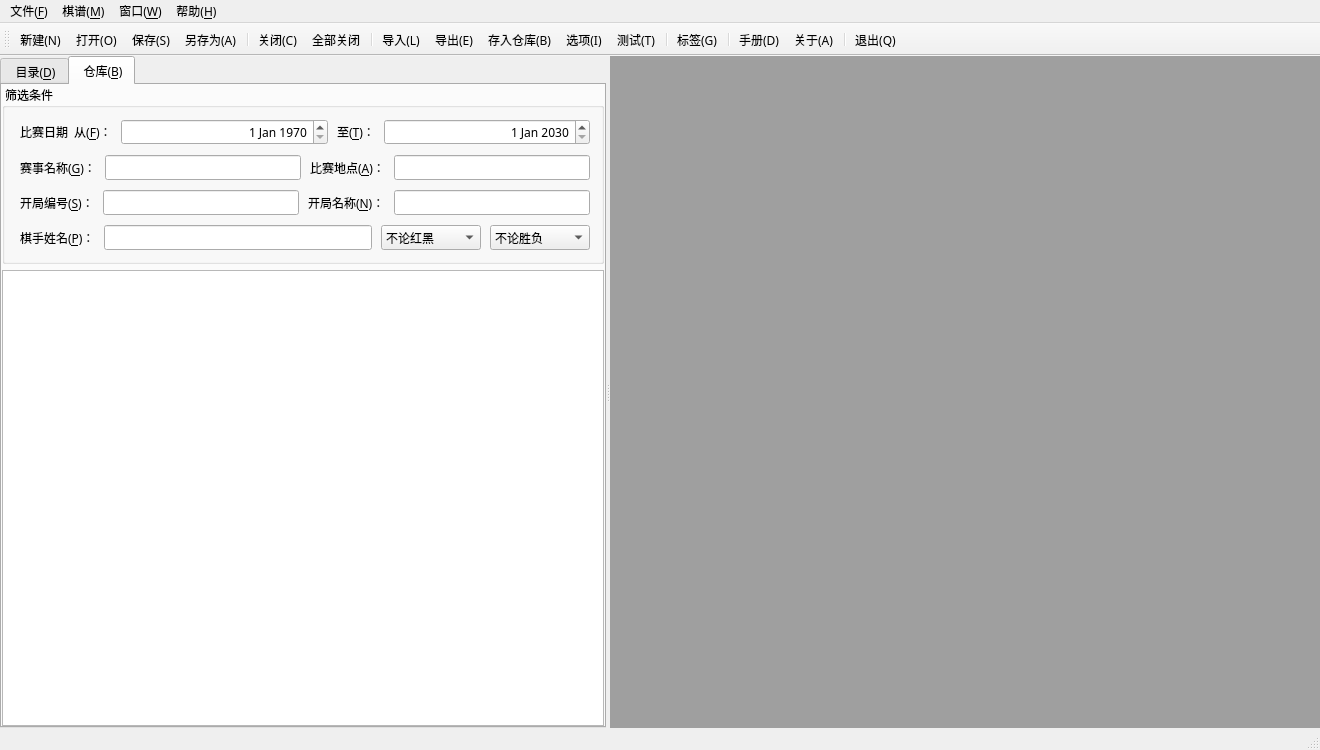
Old version of the form src/mainwindow.ui in the repository hbsxcjp/cchess_qt.
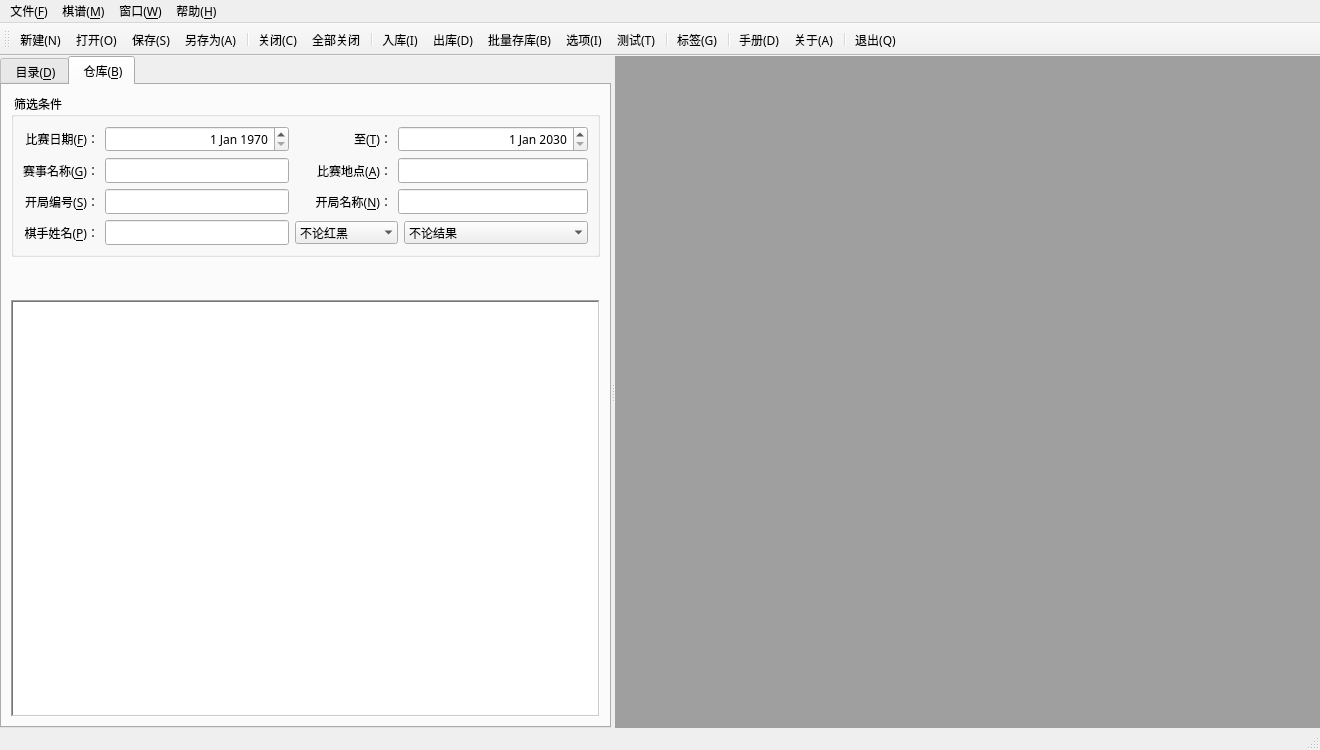
New version of the form. The open tabs and pages were chosen to show the change. Icons and pictures are not drawn.

What changed in the file:
```diff
--- a/src/mainwindow.ui
+++ b/src/mainwindow.ui
@@ -294,21 +294,6 @@
          <string notr="true"> 仓库(&amp;B)</string>
         </attribute>
         <layout class="QVBoxLayout" name="verticalLayout">
-         <property name="spacing">
-          <number>6</number>
-         </property>
-         <property name="leftMargin">
-          <number>0</number>
-         </property>
-         <property name="topMargin">
-          <number>0</number>
-         </property>
-         <property name="rightMargin">
-          <number>0</number>
-         </property>
-         <property name="bottomMargin">
-          <number>0</number>
-         </property>
          <item>
           <widget class="QGroupBox" name="groupBox">
            <property name="sizePolicy">
@@ -335,38 +320,43 @@
            <property name="title">
             <string notr="true"> 筛选条件</string>
            </property>
-           <layout class="QVBoxLayout" name="verticalLayout_3">
-            <item>
-             <layout class="QHBoxLayout" name="horizontalLayout" stretch="0,0,0,0">
-              <property name="spacing">
-               <number>9</number>
+           <layout class="QGridLayout" name="gridLayout">
+            <item row="1" column="1">
+             <widget class="QLineEdit" name="eventLineEdit">
+              <property name="toolTip">
+               <string notr="true"/>
               </property>
-              <property name="leftMargin">
-               <number>6</number>
+              <property name="statusTip">
+               <string notr="true"/>
               </property>
-              <property name="topMargin">
-               <number>2</number>
+              <property name="whatsThis">
+               <string notr="true"/>
               </property>
-              <property name="rightMargin">
-               <number>2</number>
+              <property name="accessibleName">
+               <string notr="true"/>
               </property>
-              <property name="bottomMargin">
-               <number>2</number>
+              <property name="accessibleDescription">
+               <string notr="true"/>
               </property>
-              <item>
-               <widget class="QLabel" name="label">
+              <property name="inputMask">
+               <string notr="true"/>
+              </property>
+              <property name="text">
+               <string notr="true"/>
+              </property>
+              <property name="placeholderText">
+               <string notr="true"/>
+              </property>
+             </widget>
+            </item>
+            <item row="2" column="2">
+             <widget class="QLabel" name="label_6">
                 <property name="sizePolicy">
                  <sizepolicy hsizetype="Minimum" vsizetype="Preferred">
                   <horstretch>0</horstretch>
                   <verstretch>0</verstretch>
                  </sizepolicy>
                 </property>
-                <property name="minimumSize">
-                 <size>
-                  <width>0</width>
-                  <height>0</height>
-                 </size>
-                </property>
                 <property name="maximumSize">
                  <size>
                   <width>16777215</width>
@@ -374,27 +364,18 @@
                  </size>
                 </property>
                 <property name="text">
-                 <string>比赛日期  从(&amp;F)：</string>
-                </property>
+               <string>开局名称(&amp;N)：</string>
+              </property>
+              <property name="alignment">
+               <set>Qt::AlignRight|Qt::AlignTrailing|Qt::AlignVCenter</set>
+              </property>
                 <property name="buddy">
                  <cstring>startDateEdit</cstring>
                 </property>
                </widget>
               </item>
-              <item>
-               <widget class="QDateEdit" name="startDateEdit">
-                <property name="sizePolicy">
-                 <sizepolicy hsizetype="Expanding" vsizetype="Fixed">
-                  <horstretch>0</horstretch>
-                  <verstretch>0</verstretch>
-                 </sizepolicy>
-                </property>
-                <property name="minimumSize">
-                 <size>
-                  <width>0</width>
-                  <height>0</height>
-                 </size>
-                </property>
+            <item row="2" column="1">
+             <widget class="QLineEdit" name="eccoSNLineEdit">
                 <property name="toolTip">
                  <string notr="true"/>
                 </property>
@@ -410,38 +391,62 @@
                 <property name="accessibleDescription">
                  <string notr="true"/>
                 </property>
+              <property name="inputMask">
+               <string notr="true"/>
+              </property>
+              <property name="text">
+               <string notr="true"/>
+              </property>
+              <property name="placeholderText">
+               <string notr="true"/>
+              </property>
+             </widget>
+            </item>
+            <item row="2" column="0">
+             <widget class="QLabel" name="label_7">
+              <property name="sizePolicy">
+               <sizepolicy hsizetype="Minimum" vsizetype="Preferred">
+                <horstretch>0</horstretch>
+                <verstretch>0</verstretch>
+               </sizepolicy>
+              </property>
+              <property name="text">
+               <string>开局编号(&amp;S)：</string>
+              </property>
                 <property name="alignment">
                  <set>Qt::AlignRight|Qt::AlignTrailing|Qt::AlignVCenter</set>
                 </property>
-                <property name="dateTime">
-                 <datetime>
-                  <hour>0</hour>
-                  <minute>0</minute>
-                  <second>0</second>
-                  <year>1970</year>
-                  <month>1</month>
-                  <day>1</day>
-                 </datetime>
+              <property name="buddy">
+               <cstring>eccoSNLineEdit</cstring>
                 </property>
                </widget>
               </item>
-              <item>
-               <widget class="QLabel" name="label_2">
+            <item row="3" column="0">
+             <widget class="QLabel" name="label_3">
                 <property name="sizePolicy">
                  <sizepolicy hsizetype="Minimum" vsizetype="Preferred">
                   <horstretch>0</horstretch>
                   <verstretch>0</verstretch>
                  </sizepolicy>
                 </property>
+              <property name="maximumSize">
+               <size>
+                <width>16777215</width>
+                <height>16777215</height>
+               </size>
+              </property>
                 <property name="text">
-                 <string>至(&amp;T)：</string>
-                </property>
+               <string>棋手姓名(&amp;P)：</string>
+              </property>
+              <property name="alignment">
+               <set>Qt::AlignRight|Qt::AlignTrailing|Qt::AlignVCenter</set>
+              </property>
                 <property name="buddy">
                  <cstring>endDateEdit</cstring>
                 </property>
                </widget>
               </item>
-              <item>
+            <item row="0" column="3" colspan="2">
                <widget class="QDateEdit" name="endDateEdit">
                 <property name="sizePolicy">
                  <sizepolicy hsizetype="Expanding" vsizetype="Fixed">
@@ -492,26 +497,63 @@
                 </property>
                </widget>
               </item>
-             </layout>
+            <item row="2" column="3" colspan="2">
+             <widget class="QLineEdit" name="eccoNameLineEdit">
+              <property name="toolTip">
+               <string notr="true"/>
+              </property>
+              <property name="statusTip">
+               <string notr="true"/>
+              </property>
+              <property name="whatsThis">
+               <string notr="true"/>
+              </property>
+              <property name="accessibleName">
+               <string notr="true"/>
+              </property>
+              <property name="accessibleDescription">
+               <string notr="true"/>
+              </property>
+              <property name="inputMask">
+               <string notr="true"/>
+              </property>
+              <property name="text">
+               <string notr="true"/>
+              </property>
+              <property name="placeholderText">
+               <string notr="true"/>
+              </property>
+             </widget>
             </item>
-            <item>
-             <layout class="QHBoxLayout" name="horizontalLayout_3" stretch="0,0,0,0">
-              <property name="spacing">
-               <number>9</number>
+            <item row="1" column="3" colspan="2">
+             <widget class="QLineEdit" name="siteLineEdit">
+              <property name="toolTip">
+               <string notr="true"/>
               </property>
-              <property name="leftMargin">
-               <number>6</number>
+              <property name="statusTip">
+               <string notr="true"/>
               </property>
-              <property name="topMargin">
-               <number>2</number>
+              <property name="whatsThis">
+               <string notr="true"/>
               </property>
-              <property name="rightMargin">
-               <number>2</number>
+              <property name="accessibleName">
+               <string notr="true"/>
               </property>
-              <property name="bottomMargin">
-               <number>2</number>
+              <property name="accessibleDescription">
+               <string notr="true"/>
               </property>
-              <item>
+              <property name="inputMask">
+               <string notr="true"/>
+              </property>
+              <property name="text">
+               <string notr="true"/>
+              </property>
+              <property name="placeholderText">
+               <string notr="true"/>
+              </property>
+             </widget>
+            </item>
+            <item row="1" column="0">
                <widget class="QLabel" name="label_5">
                 <property name="sizePolicy">
                  <sizepolicy hsizetype="Minimum" vsizetype="Preferred">
@@ -522,176 +564,28 @@
                 <property name="text">
                  <string>赛事名称(&amp;G)：</string>
                 </property>
-                <property name="buddy">
-                 <cstring>gameLineEdit</cstring>
-                </property>
-               </widget>
-              </item>
-              <item>
-               <widget class="QLineEdit" name="gameLineEdit">
-                <property name="toolTip">
-                 <string notr="true"/>
-                </property>
-                <property name="statusTip">
-                 <string notr="true"/>
-                </property>
-                <property name="whatsThis">
-                 <string notr="true"/>
-                </property>
-                <property name="accessibleName">
-                 <string notr="true"/>
-                </property>
-                <property name="accessibleDescription">
-                 <string notr="true"/>
-                </property>
-                <property name="inputMask">
-                 <string notr="true"/>
-                </property>
-                <property name="text">
-                 <string notr="true"/>
-                </property>
-                <property name="placeholderText">
-                 <string notr="true"/>
-                </property>
-               </widget>
-              </item>
-              <item>
-               <widget class="QLabel" name="label_4">
-                <property name="sizePolicy">
-                 <sizepolicy hsizetype="Minimum" vsizetype="Preferred">
-                  <horstretch>0</horstretch>
-                  <verstretch>0</verstretch>
-                 </sizepolicy>
-                </property>
-                <property name="maximumSize">
-                 <size>
-                  <width>16777215</width>
-                  <height>16777215</height>
-                 </size>
-                </property>
-                <property name="text">
-                 <string>比赛地点(&amp;A)：</string>
-                </property>
+              <property name="alignment">
+               <set>Qt::AlignRight|Qt::AlignTrailing|Qt::AlignVCenter</set>
+              </property>
                 <property name="buddy">
                  <cstring>siteLineEdit</cstring>
                 </property>
                </widget>
               </item>
-              <item>
-               <widget class="QLineEdit" name="siteLineEdit">
-                <property name="toolTip">
-                 <string notr="true"/>
-                </property>
-                <property name="statusTip">
-                 <string notr="true"/>
-                </property>
-                <property name="whatsThis">
-                 <string notr="true"/>
-                </property>
-                <property name="accessibleName">
-                 <string notr="true"/>
-                </property>
-                <property name="accessibleDescription">
-                 <string notr="true"/>
-                </property>
-                <property name="inputMask">
-                 <string notr="true"/>
-                </property>
-                <property name="text">
-                 <string notr="true"/>
-                </property>
-                <property name="placeholderText">
-                 <string notr="true"/>
-                </property>
-               </widget>
-              </item>
-             </layout>
-            </item>
-            <item>
-             <layout class="QHBoxLayout" name="horizontalLayout_5">
-              <property name="spacing">
-               <number>9</number>
-              </property>
-              <property name="leftMargin">
-               <number>6</number>
-              </property>
-              <property name="topMargin">
-               <number>2</number>
-              </property>
-              <property name="rightMargin">
-               <number>2</number>
-              </property>
-              <property name="bottomMargin">
-               <number>2</number>
-              </property>
-              <item>
-               <widget class="QLabel" name="label_7">
+            <item row="0" column="1">
+             <widget class="QDateEdit" name="startDateEdit">
                 <property name="sizePolicy">
-                 <sizepolicy hsizetype="Minimum" vsizetype="Preferred">
+               <sizepolicy hsizetype="Expanding" vsizetype="Fixed">
                   <horstretch>0</horstretch>
                   <verstretch>0</verstretch>
                  </sizepolicy>
                 </property>
-                <property name="text">
-                 <string>开局编号(&amp;S)：</string>
-                </property>
-                <property name="buddy">
-                 <cstring>gameLineEdit_2</cstring>
-                </property>
-               </widget>
-              </item>
-              <item>
-               <widget class="QLineEdit" name="gameLineEdit_2">
-                <property name="toolTip">
-                 <string notr="true"/>
-                </property>
-                <property name="statusTip">
-                 <string notr="true"/>
-                </property>
-                <property name="whatsThis">
-                 <string notr="true"/>
-                </property>
-                <property name="accessibleName">
-                 <string notr="true"/>
-                </property>
-                <property name="accessibleDescription">
-                 <string notr="true"/>
-                </property>
-                <property name="inputMask">
-                 <string notr="true"/>
-                </property>
-                <property name="text">
-                 <string notr="true"/>
-                </property>
-                <property name="placeholderText">
-                 <string notr="true"/>
-                </property>
-               </widget>
-              </item>
-              <item>
-               <widget class="QLabel" name="label_6">
-                <property name="sizePolicy">
-                 <sizepolicy hsizetype="Minimum" vsizetype="Preferred">
-                  <horstretch>0</horstretch>
-                  <verstretch>0</verstretch>
-                 </sizepolicy>
-                </property>
-                <property name="maximumSize">
+              <property name="minimumSize">
                  <size>
-                  <width>16777215</width>
-                  <height>16777215</height>
-                 </size>
-                </property>
-                <property name="text">
-                 <string>开局名称(&amp;N)：</string>
-                </property>
-                <property name="buddy">
-                 <cstring>siteLineEdit_2</cstring>
-                </property>
-               </widget>
-              </item>
-              <item>
-               <widget class="QLineEdit" name="siteLineEdit_2">
+                <width>106</width>
+                <height>0</height>
+               </size>
+              </property>
                 <property name="toolTip">
                  <string notr="true"/>
                 </property>
@@ -707,60 +601,29 @@
                 <property name="accessibleDescription">
                  <string notr="true"/>
                 </property>
-                <property name="inputMask">
-                 <string notr="true"/>
-                </property>
-                <property name="text">
-                 <string notr="true"/>
-                </property>
-                <property name="placeholderText">
-                 <string notr="true"/>
-                </property>
-               </widget>
-              </item>
-             </layout>
-            </item>
-            <item>
-             <layout class="QHBoxLayout" name="horizontalLayout_2">
-              <property name="spacing">
-               <number>9</number>
-              </property>
-              <property name="leftMargin">
-               <number>6</number>
-              </property>
-              <property name="topMargin">
-               <number>2</number>
-              </property>
-              <property name="rightMargin">
-               <number>2</number>
-              </property>
-              <property name="bottomMargin">
-               <number>2</number>
-              </property>
-              <item>
-               <widget class="QLabel" name="label_3">
-                <property name="sizePolicy">
-                 <sizepolicy hsizetype="Minimum" vsizetype="Preferred">
-                  <horstretch>0</horstretch>
-                  <verstretch>0</verstretch>
-                 </sizepolicy>
-                </property>
-                <property name="maximumSize">
-                 <size>
-                  <width>16777215</width>
-                  <height>16777215</height>
-                 </size>
-                </property>
-                <property name="text">
-                 <string>棋手姓名(&amp;P)：</string>
-                </property>
-                <property name="buddy">
-                 <cstring>personLineEdit</cstring>
-                </property>
-               </widget>
-              </item>
-              <item>
+              <property name="alignment">
+               <set>Qt::AlignRight|Qt::AlignTrailing|Qt::AlignVCenter</set>
+              </property>
+              <property name="dateTime">
+               <datetime>
+                <hour>0</hour>
+                <minute>0</minute>
+                <second>0</second>
+                <year>1970</year>
+                <month>1</month>
+                <day>1</day>
+               </datetime>
+              </property>
+             </widget>
+            </item>
+            <item row="3" column="1">
                <widget class="QLineEdit" name="personLineEdit">
+              <property name="sizePolicy">
+               <sizepolicy hsizetype="Expanding" vsizetype="Fixed">
+                <horstretch>0</horstretch>
+                <verstretch>0</verstretch>
+               </sizepolicy>
+              </property>
                 <property name="toolTip">
                  <string notr="true"/>
                 </property>
@@ -787,8 +650,127 @@
                 </property>
                </widget>
               </item>
+            <item row="3" column="4">
+             <widget class="QComboBox" name="resultComboBox">
+              <property name="sizePolicy">
+               <sizepolicy hsizetype="Expanding" vsizetype="Fixed">
+                <horstretch>0</horstretch>
+                <verstretch>0</verstretch>
+               </sizepolicy>
+              </property>
+              <property name="minimumSize">
+               <size>
+                <width>100</width>
+                <height>0</height>
+               </size>
+              </property>
+              <property name="toolTip">
+               <string notr="true"/>
+              </property>
+              <property name="statusTip">
+               <string notr="true"/>
+              </property>
+              <property name="whatsThis">
+               <string notr="true"/>
+              </property>
+              <property name="accessibleName">
+               <string notr="true"/>
+              </property>
+              <property name="accessibleDescription">
+               <string notr="true"/>
+              </property>
+              <property name="currentText">
+               <string notr="true">不论结果</string>
+              </property>
+              <property name="frame">
+               <bool>false</bool>
+              </property>
               <item>
+               <property name="text">
+                <string notr="true">不论结果</string>
+               </property>
+              </item>
+              <item>
+               <property name="text">
+                <string notr="true">红胜</string>
+               </property>
+              </item>
+              <item>
+               <property name="text">
+                <string notr="true">黑胜</string>
+               </property>
+              </item>
+              <item>
+               <property name="text">
+                <string notr="true">和局</string>
+               </property>
+              </item>
+             </widget>
+            </item>
+            <item row="0" column="0">
+             <widget class="QLabel" name="label">
+              <property name="sizePolicy">
+               <sizepolicy hsizetype="Minimum" vsizetype="Preferred">
+                <horstretch>0</horstretch>
+                <verstretch>0</verstretch>
+               </sizepolicy>
+              </property>
+              <property name="minimumSize">
+               <size>
+                <width>0</width>
+                <height>0</height>
+               </size>
+              </property>
+              <property name="maximumSize">
+               <size>
+                <width>16777215</width>
+                <height>16777215</height>
+               </size>
+              </property>
+              <property name="text">
+               <string>比赛日期(&amp;F)：</string>
+              </property>
+              <property name="alignment">
+               <set>Qt::AlignRight|Qt::AlignTrailing|Qt::AlignVCenter</set>
+              </property>
+              <property name="buddy">
+               <cstring>startDateEdit</cstring>
+              </property>
+             </widget>
+            </item>
+            <item row="0" column="2">
+             <widget class="QLabel" name="label_2">
+              <property name="sizePolicy">
+               <sizepolicy hsizetype="Minimum" vsizetype="Preferred">
+                <horstretch>0</horstretch>
+                <verstretch>0</verstretch>
+               </sizepolicy>
+              </property>
+              <property name="minimumSize">
+               <size>
+                <width>97</width>
+                <height>0</height>
+               </size>
+              </property>
+              <property name="text">
+               <string>    至(&amp;T)：</string>
+              </property>
+              <property name="alignment">
+               <set>Qt::AlignRight|Qt::AlignTrailing|Qt::AlignVCenter</set>
+              </property>
+              <property name="buddy">
+               <cstring>endDateEdit</cstring>
+              </property>
+             </widget>
+            </item>
+            <item row="3" column="2" colspan="2">
                <widget class="QComboBox" name="colorComboBox">
+              <property name="sizePolicy">
+               <sizepolicy hsizetype="Preferred" vsizetype="Fixed">
+                <horstretch>0</horstretch>
+                <verstretch>0</verstretch>
+               </sizepolicy>
+              </property>
                 <property name="minimumSize">
                  <size>
                   <width>100</width>
@@ -813,6 +795,9 @@
                 <property name="currentText">
                  <string notr="true">不论红黑</string>
                 </property>
+              <property name="frame">
+               <bool>false</bool>
+              </property>
                 <item>
                  <property name="text">
                   <string notr="true">不论红黑</string>
@@ -830,11 +815,60 @@
                 </item>
                </widget>
               </item>
+            <item row="1" column="2">
+             <widget class="QLabel" name="label_4">
+              <property name="sizePolicy">
+               <sizepolicy hsizetype="Minimum" vsizetype="Preferred">
+                <horstretch>0</horstretch>
+                <verstretch>0</verstretch>
+               </sizepolicy>
+              </property>
+              <property name="maximumSize">
+               <size>
+                <width>16777215</width>
+                <height>16777215</height>
+               </size>
+              </property>
+              <property name="text">
+               <string>比赛地点(&amp;A)：</string>
+              </property>
+              <property name="alignment">
+               <set>Qt::AlignRight|Qt::AlignTrailing|Qt::AlignVCenter</set>
+              </property>
+              <property name="buddy">
+               <cstring>siteLineEdit</cstring>
+              </property>
+             </widget>
+            </item>
+           </layout>
+          </widget>
+         </item>
               <item>
-               <widget class="QComboBox" name="resultComboBox">
+          <layout class="QHBoxLayout" name="horizontalLayout">
+           <item>
+            <spacer name="horizontalSpacer">
+             <property name="orientation">
+              <enum>Qt::Horizontal</enum>
+             </property>
+             <property name="sizeHint" stdset="0">
+              <size>
+               <width>40</width>
+               <height>20</height>
+              </size>
+             </property>
+            </spacer>
+           </item>
+           <item>
+            <widget class="QToolButton" name="btnClearFilter">
+             <property name="sizePolicy">
+              <sizepolicy hsizetype="Fixed" vsizetype="Preferred">
+               <horstretch>0</horstretch>
+               <verstretch>0</verstretch>
+              </sizepolicy>
+             </property>
                 <property name="minimumSize">
                  <size>
-                  <width>100</width>
+               <width>80</width>
                   <height>0</height>
                  </size>
                 </property>
@@ -853,30 +887,99 @@
                 <property name="accessibleDescription">
                  <string notr="true"/>
                 </property>
-                <property name="currentText">
-                 <string notr="true">不论胜负</string>
-                </property>
-                <item>
+             <property name="layoutDirection">
+              <enum>Qt::LeftToRight</enum>
+             </property>
                  <property name="text">
-                  <string notr="true">不论胜负</string>
-                 </property>
+              <string notr="true"/>
+             </property>
+             <property name="iconSize">
+              <size>
+               <width>24</width>
+               <height>24</height>
+              </size>
+             </property>
+             <property name="toolButtonStyle">
+              <enum>Qt::ToolButtonTextBesideIcon</enum>
+             </property>
+             <property name="autoRaise">
+              <bool>true</bool>
+             </property>
+            </widget>
                 </item>
                 <item>
-                 <property name="text">
-                  <string notr="true">胜</string>
-                 </property>
+            <spacer name="horizontalSpacer_3">
+             <property name="orientation">
+              <enum>Qt::Horizontal</enum>
+             </property>
+             <property name="sizeHint" stdset="0">
+              <size>
+               <width>40</width>
+               <height>20</height>
+              </size>
+             </property>
+            </spacer>
                 </item>
                 <item>
+            <widget class="QToolButton" name="btnSearchData">
+             <property name="sizePolicy">
+              <sizepolicy hsizetype="Fixed" vsizetype="Preferred">
+               <horstretch>0</horstretch>
+               <verstretch>0</verstretch>
+              </sizepolicy>
+             </property>
+             <property name="minimumSize">
+              <size>
+               <width>80</width>
+               <height>0</height>
+              </size>
+             </property>
+             <property name="toolTip">
+              <string notr="true"/>
+             </property>
+             <property name="statusTip">
+              <string notr="true"/>
+             </property>
+             <property name="whatsThis">
+              <string notr="true"/>
+             </property>
+             <property name="accessibleName">
+              <string notr="true"/>
+             </property>
+             <property name="accessibleDescription">
+              <string notr="true"/>
+             </property>
                  <property name="text">
-                  <string notr="true">负</string>
-                 </property>
-                </item>
-               </widget>
-              </item>
-             </layout>
-            </item>
-           </layout>
-          </widget>
+              <string notr="true"/>
+             </property>
+             <property name="iconSize">
+              <size>
+               <width>24</width>
+               <height>24</height>
+              </size>
+             </property>
+             <property name="toolButtonStyle">
+              <enum>Qt::ToolButtonTextBesideIcon</enum>
+             </property>
+             <property name="autoRaise">
+              <bool>true</bool>
+             </property>
+            </widget>
+           </item>
+           <item>
+            <spacer name="horizontalSpacer_2">
+             <property name="orientation">
+              <enum>Qt::Horizontal</enum>
+             </property>
+             <property name="sizeHint" stdset="0">
+              <size>
+               <width>40</width>
+               <height>20</height>
+              </size>
+             </property>
+            </spacer>
+           </item>
+          </layout>
          </item>
          <item>
           <widget class="QTableView" name="dataTableView">
@@ -912,8 +1015,11 @@
            <property name="accessibleDescription">
             <string notr="true"/>
            </property>
+           <property name="frameShape">
+            <enum>QFrame::WinPanel</enum>
+           </property>
            <property name="frameShadow">
-            <enum>QFrame::Raised</enum>
+            <enum>QFrame::Sunken</enum>
            </property>
            <property name="midLineWidth">
             <number>-1</number>
@@ -1358,7 +1464,7 @@
      <normaloff>:/res/icon/export.png</normaloff>:/res/icon/export.png</iconset>
    </property>
    <property name="text">
-    <string>导入(&amp;L)</string>
+    <string>入库(&amp;I)</string>
    </property>
    <property name="toolTip">
     <string>导入一个棋谱文件</string>
@@ -1379,7 +1485,7 @@
      <normaloff>:/res/icon/import.png</normaloff>:/res/icon/import.png</iconset>
    </property>
    <property name="text">
-    <string>导出(&amp;E)</string>
+    <string>出库(&amp;D)</string>
    </property>
    <property name="toolTip">
     <string>导出一个棋谱文件</string>
@@ -1516,7 +1622,7 @@
      <normaloff>:/res/icon/calendar.svg</normaloff>:/res/icon/calendar.svg</iconset>
    </property>
    <property name="text">
-    <string>存入仓库(&amp;B)</string>
+    <string>批量存库(&amp;B)</string>
    </property>
    <property name="toolTip">
     <string>将当前棋局存入仓库</string>
```
Left out of the diff: 56 changed lines with no effect on the pictures. Lines whose indentation alone changed are shown as unchanged.
